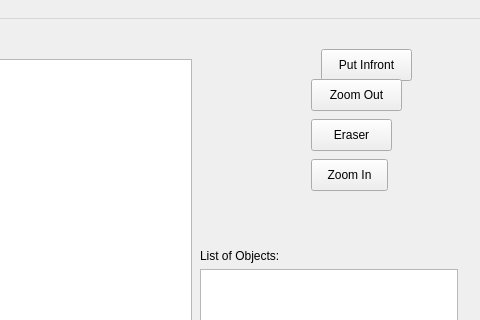
Old version of the form NewPaint2 2/mainwindow.ui in the repository siarheidarhel/Figuratics; both pictures show x 659 to 1139 and y 0 to 320 of the 1139 by 713 pixel window.
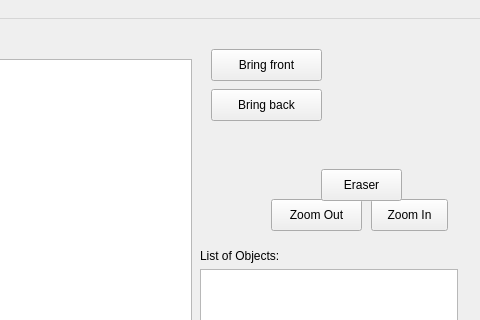
New version of the form. Icons and pictures are not drawn.

Commit message:
introduce a new BRING TO FRONT (BACK)
new functions added

Diff of the .ui file:
```diff
--- a/NewPaint2 2/mainwindow.ui
+++ b/NewPaint2 2/mainwindow.ui
@@ -628,8 +628,8 @@
    <widget class="QPushButton" name="textButton_6">
     <property name="geometry">
      <rect>
-      <x>970</x>
-      <y>140</y>
+      <x>1030</x>
+      <y>180</y>
       <width>77</width>
       <height>32</height>
      </rect>
@@ -647,9 +647,9 @@
    <widget class="QPushButton" name="textButton_3">
     <property name="geometry">
      <rect>
-      <x>980</x>
+      <x>870</x>
       <y>30</y>
-      <width>91</width>
+      <width>111</width>
       <height>32</height>
      </rect>
     </property>
@@ -660,14 +660,14 @@
      </sizepolicy>
     </property>
     <property name="text">
-     <string>Put Infront</string>
+     <string>Bring front</string>
     </property>
    </widget>
    <widget class="QPushButton" name="textButton_4">
     <property name="geometry">
      <rect>
-      <x>970</x>
-      <y>60</y>
+      <x>930</x>
+      <y>180</y>
       <width>91</width>
       <height>32</height>
      </rect>
@@ -685,8 +685,8 @@
    <widget class="QPushButton" name="eraseButton">
     <property name="geometry">
      <rect>
-      <x>970</x>
-      <y>100</y>
+      <x>980</x>
+      <y>150</y>
       <width>81</width>
       <height>32</height>
      </rect>
@@ -704,6 +704,25 @@
      <string>E</string>
     </property>
    </widget>
+   <widget class="QPushButton" name="textButton_5">
+    <property name="geometry">
+     <rect>
+      <x>870</x>
+      <y>70</y>
+      <width>111</width>
+      <height>32</height>
+     </rect>
+    </property>
+    <property name="sizePolicy">
+     <sizepolicy hsizetype="Fixed" vsizetype="Expanding">
+      <horstretch>0</horstretch>
+      <verstretch>0</verstretch>
+     </sizepolicy>
+    </property>
+    <property name="text">
+     <string>Bring back</string>
+    </property>
+   </widget>
    <widget class="QWidget" name="">
     <property name="geometry">
      <rect>
```
Left out of the diff: 11 changed lines with no effect on the pictures. The commit also changes 4 other files.
